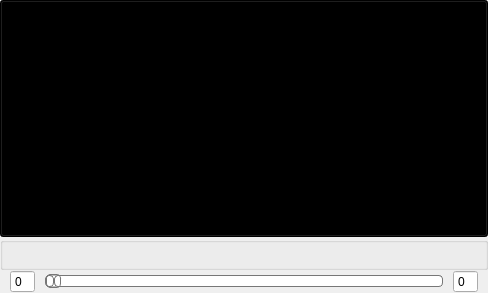
This is utils/studioPlayer_ui.ui in subing85/package as Qt 5 draws it before an edit. The edited form follows.
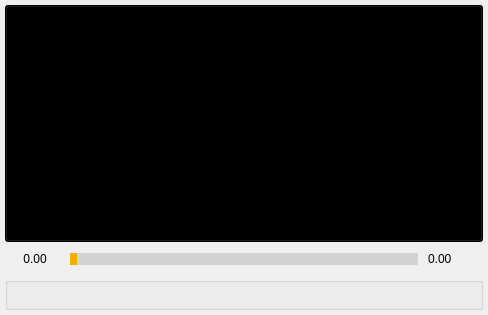
This is the edited form. Custom widgets are drawn as their Qt base class.

Commit message: Studio Player 2

Patch:
```diff
--- a/utils/studioPlayer_ui.ui
+++ b/utils/studioPlayer_ui.ui
@@ -7,7 +7,7 @@
     <x>0</x>
     <y>0</y>
     <width>488</width>
-    <height>291</height>
+    <height>314</height>
    </rect>
   </property>
   <property name="windowTitle">
@@ -16,10 +16,10 @@
   <widget class="QWidget" name="centralwidget">
    <layout class="QVBoxLayout" name="verticalLayout">
     <property name="spacing">
-     <number>0</number>
+     <number>5</number>
     </property>
     <property name="margin">
-     <number>0</number>
+     <number>5</number>
     </property>
     <item>
      <widget class="QPushButton" name="button_preview">
@@ -43,10 +43,114 @@
       </property>
      </widget>
     </item>
+    <item>
+     <layout class="QHBoxLayout" name="horizontalLayout_slider">
+      <property name="spacing">
+       <number>10</number>
+      </property>
+      <property name="margin">
+       <number>5</number>
+      </property>
+      <item>
+       <widget class="QLabel" name="label_preframe">
+        <property name="sizePolicy">
+         <sizepolicy hsizetype="Preferred" vsizetype="Fixed">
+          <horstretch>0</horstretch>
+          <verstretch>0</verstretch>
+         </sizepolicy>
+        </property>
+        <property name="minimumSize">
+         <size>
+          <width>50</width>
+          <height>0</height>
+         </size>
+        </property>
+        <property name="styleSheet">
+         <string notr="true">font: 8pt &quot;MS Shell Dlg 2&quot;;</string>
+        </property>
+        <property name="text">
+         <string>0.00</string>
+        </property>
+        <property name="alignment">
+         <set>Qt::AlignCenter</set>
+        </property>
+       </widget>
+      </item>
+      <item>
+       <widget class="QSlider" name="slider">
+        <property name="minimumSize">
+         <size>
+          <width>0</width>
+          <height>15</height>
+         </size>
+        </property>
+        <property name="maximumSize">
+         <size>
+          <width>16777215</width>
+          <height>15</height>
+         </size>
+        </property>
+        <property name="styleSheet">
+         <string notr="true">QSlider::groove:horizontal {
+border: 1px solid #999999;
+height: 10px;
+
+border-radius: 9px;
+}
+
+QSlider::handle:horizontal {
+width: 10px;
+}
+
+QSlider::add-page:qlineargradient {
+background: lightgrey;
+border-top-right-radius: 9px;
+border-bottom-right-radius: 9px;
+border-top-left-radius: 0px;
+border-bottom-left-radius: 0px;
+}
+
+QSlider::sub-page:qlineargradient {
+background: #FFAA00;
+border-top-right-radius: 0px;
+border-bottom-right-radius: 0px;
+border-top-left-radius: 9px;
+border-bottom-left-radius: 9px;
+}</string>
+        </property>
+        <property name="orientation">
+         <enum>Qt::Horizontal</enum>
+        </property>
+       </widget>
+      </item>
+      <item>
+       <widget class="QLabel" name="label_postframe">
+        <property name="sizePolicy">
+         <sizepolicy hsizetype="Preferred" vsizetype="Fixed">
+          <horstretch>0</horstretch>
+          <verstretch>0</verstretch>
+         </sizepolicy>
+        </property>
+        <property name="minimumSize">
+         <size>
+          <width>50</width>
+          <height>0</height>
+         </size>
+        </property>
+        <property name="styleSheet">
+         <string notr="true">font: 8pt &quot;MS Shell Dlg 2&quot;;</string>
+        </property>
+        <property name="text">
+         <string>0.00</string>
+        </property>
+       </widget>
+      </item>
+     </layout>
+    </item>
     <item>
      <widget class="QGroupBox" name="groupBox_control">
       <property name="sizePolicy">
-       <sizepolicy hsizetype="Preferred" vsizetype="Preferred">
+       <sizepolicy hsizetype="Preferred" vsizetype="Fixed">
         <horstretch>0</horstretch>
         <verstretch>0</verstretch>
        </sizepolicy>
@@ -84,104 +188,6 @@
       </layout>
      </widget>
     </item>
-    <item>
-     <layout class="QHBoxLayout" name="horizontalLayout_3">
-      <property name="spacing">
-       <number>10</number>
-      </property>
-      <property name="leftMargin">
-       <number>10</number>
-      </property>
-      <property name="topMargin">
-       <number>0</number>
-      </property>
-      <property name="rightMargin">
-       <number>10</number>
-      </property>
-      <item>
-       <widget class="QSpinBox" name="spinBox_2">
-        <property name="buttonSymbols">
-         <enum>QAbstractSpinBox::NoButtons</enum>
-        </property>
-       </widget>
-      </item>
-      <item>
-       <widget class="QSlider" name="slider">
-        <property name="styleSheet">
-         <string notr="true">QSlider::groove:horizontal {
-border: 1px solid #bbb;
-background: white;
-height: 10px;
-border-radius: 4px;
-}
-
-QSlider::sub-page:horizontal {
-background: qlineargradient(x1: 0, y1: 0,    x2: 0, y2: 1,
-    stop: 0 #66e, stop: 1 #bbf);
-background: qlineargradient(x1: 0, y1: 0.2, x2: 1, y2: 1,
-    stop: 0 #bbf, stop: 1 #55f);
-border: 1px solid #777;
-height: 10px;
-border-radius: 4px;
-}
-
-QSlider::add-page:horizontal {
-background: #fff;
-border: 1px solid #777;
-height: 10px;
-border-radius: 4px;
-}
-
-QSlider::handle:horizontal {
-background: qlineargradient(x1:0, y1:0, x2:1, y2:1,
-    stop:0 #eee, stop:1 #ccc);
-border: 1px solid #777;
-width: 13px;
-margin-top: -2px;
-margin-bottom: -2px;
-border-radius: 4px;
-}
-
-QSlider::handle:horizontal:hover {
-background: qlineargradient(x1:0, y1:0, x2:1, y2:1,
-    stop:0 #fff, stop:1 #ddd);
-border: 1px solid #444;
-border-radius: 4px;
-}
-
-QSlider::sub-page:horizontal:disabled {
-background: #bbb;
-border-color: #999;
-}
-
-QSlider::add-page:horizontal:disabled {
-background: #eee;
-border-color: #999;
-}
-
-QSlider::handle:horizontal:disabled {
-background: #eee;
-border: 1px solid #aaa;
-border-radius: 4px;
-}</string>
-        </property>
-        <property name="maximum">
-         <number>100</number>
-        </property>
-        <property name="orientation">
-         <enum>Qt::Horizontal</enum>
-        </property>
-       </widget>
-      </item>
-      <item>
-       <widget class="QSpinBox" name="spinBox">
-        <property name="buttonSymbols">
-         <enum>QAbstractSpinBox::NoButtons</enum>
-        </property>
-       </widget>
-      </item>
-     </layout>
-    </item>
    </layout>
   </widget>
   <action name="action_backword">
```
Left out of the diff: 9 changed lines with no effect on the pictures. The commit also changes 1 other file.
